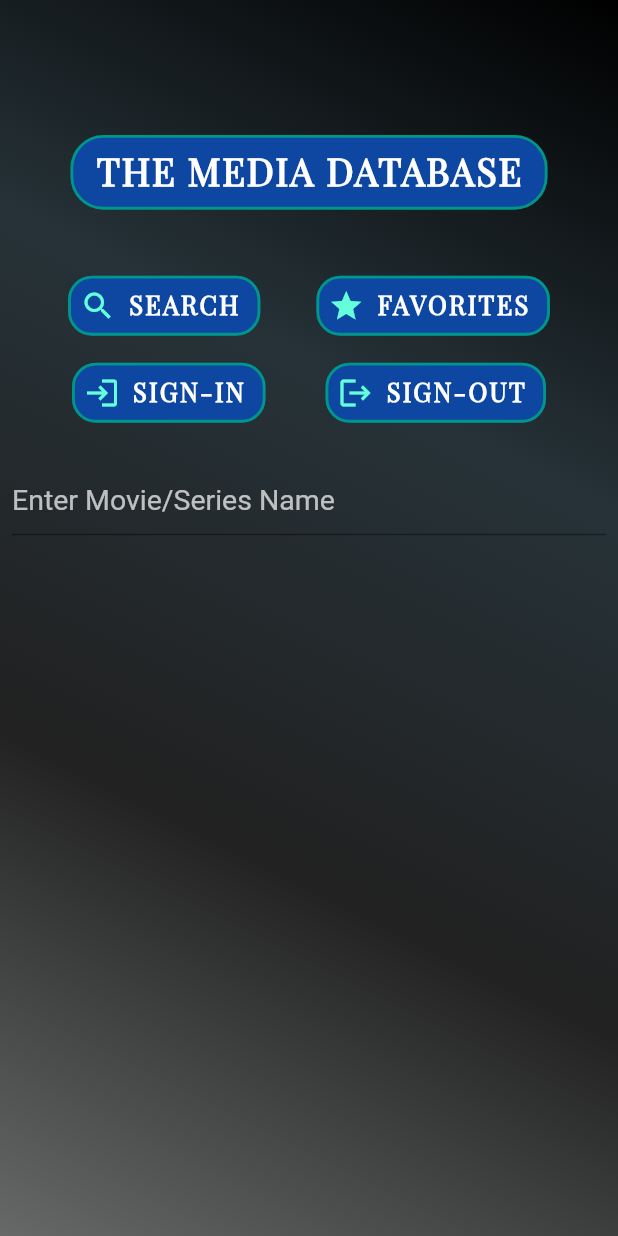
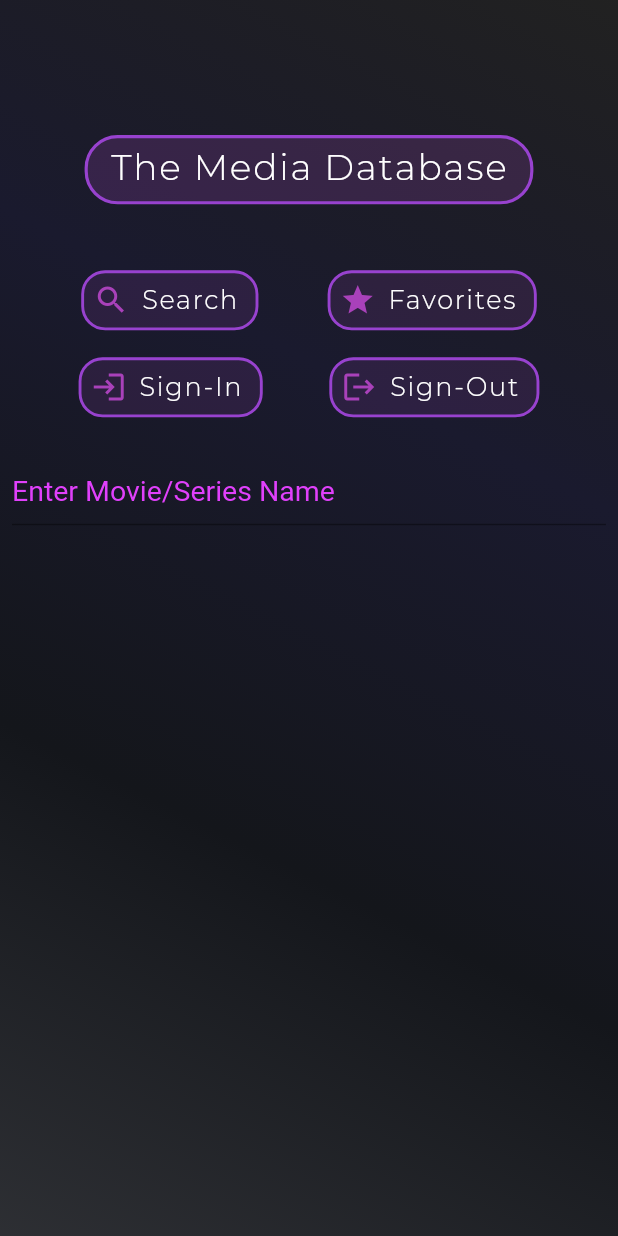
Before and after one commit to srijan2002/Media-Database, a Flutter app: the screen it shows after launch, on a phone screen of 412 x 824 dp. Run offline on Flutter 3.47's test engine with Material 2 defaults, Android fonts, the phone set to English and light mode, and no system bars; our stand-ins replace cloud_firestore, firebase_auth, flutter_spinkit, google_sign_in; accounts and stored records are empty.

Commit message:
updated screens

```diff
--- a/lib/main.dart
+++ b/lib/main.dart
@@ -107,8 +107,9 @@ class _HomeState extends State<Home> {
           gradient:LinearGradient(
               begin: Alignment.bottomLeft,
               end: Alignment.topRight,
-              colors: [Color(0xA91C1F1F), Colors.grey[900], Colors.blueGrey[900], Colors.black])
+              colors: [Color(0xFF14161B).withOpacity(0.89), Color(0xFF14161B), Color(0xFF1A1A2E), Colors.black87]),
         ),
+
         child: Padding(
             padding: const EdgeInsets.fromLTRB(8,90,8,0),
             child: Column(
@@ -116,18 +117,18 @@ class _HomeState extends State<Home> {
                 Container(
                   child: Container(
                     decoration: BoxDecoration(
-                      color: Colors.blue[900],
+                      color: Color(0xFFD458F2).withOpacity(0.15),
                       borderRadius: BorderRadius.circular(22.0),
-                     border: Border.all(width: 1.9,color: Colors.teal[500])
+                     border: Border.all(width: 2.1,color: Color(0xFF9842CF))
                     ),
                     child: Padding(
                       padding: const EdgeInsets.fromLTRB(15, 5, 15, 8),
                       child: Text(
-                        "THE MEDIA DATABASE",
+                        "The Media Database",
                         style: TextStyle(
-                            fontSize: 25,
-                            fontFamily: 'Playfair',
-                            fontWeight: FontWeight.bold,
+                            fontSize: 24,
+                            fontFamily: 'Mont',
+                            fontWeight: FontWeight.w400,
                             color: Colors.white,
                             letterSpacing: 1.2
                         ),
@@ -161,7 +162,7 @@ class _HomeState extends State<Home> {
                                             "PLEASE SIGN-IN FIRST !",
                                           style: TextStyle(
                                             fontSize: 17.0,
-                                            fontFamily: 'Playfair',
+                                            fontFamily: 'Mont',
                                             fontWeight: FontWeight.bold,
                                             letterSpacing: 1.5,
                                             color: Colors.black45
@@ -183,24 +184,24 @@ class _HomeState extends State<Home> {
 
                           icon: Icon(
                               Icons.search,
-                            color: Colors.tealAccent,
+                            color: Color(0xFFA941BA),
                           ),
                         style: ButtonStyle(
-                         backgroundColor: MaterialStateProperty.all(Colors.blue[900]),
+                         backgroundColor: MaterialStateProperty.all(Color(0xFFD458F2).withOpacity(0.1)),
                           shape: MaterialStateProperty.all<RoundedRectangleBorder>(
                             RoundedRectangleBorder(
                               borderRadius: BorderRadius.circular(16.0),
-                                side: BorderSide(color:Colors.teal,
+                                side: BorderSide(color:Color(0xFF9842CF),
                                     width: 1.9)
                             )
                           )
                         ),
                           label: Text(
-                            "SEARCH ",
+                            "Search ",
                             style: TextStyle(
-                                fontFamily: 'Playfair',
-                                fontWeight: FontWeight.bold,
-                                letterSpacing: 1.5,
+                                fontFamily: 'Mont',
+                                fontWeight: FontWeight.w400,
+                                letterSpacing: 1.2,
                                 fontSize: 17.0,
                                 color: Colors.white
 
@@ -245,26 +246,26 @@ class _HomeState extends State<Home> {
                           }
                         },
                         style: ButtonStyle(
-                            backgroundColor: MaterialStateProperty.all(Colors.blue[900]),
+                            backgroundColor: MaterialStateProperty.all(Color(0xFFD458F2).withOpacity(0.1)),
                             shape: MaterialStateProperty.all<RoundedRectangleBorder>(
                                 RoundedRectangleBorder(
                                     borderRadius: BorderRadius.circular(16.0),
-                                    side: BorderSide(color:Colors.teal,
+                                    side: BorderSide(color: Color(0xFF9842CF),
                                         width: 1.9)
                                 )
                             )
                         ),
                         icon: Icon(
                             Icons.star,
-                          color: Colors.tealAccent,
+                          color: Color(0xFFA941BA),
 
                         ),
                         label: Text(
-                          "FAVORITES ",
+                          "Favorites ",
                           style: TextStyle(
-                              fontFamily: 'Playfair',
-                              fontWeight: FontWeight.bold,
-                              letterSpacing: 1.5,
+                              fontFamily: 'Mont',
+                              fontWeight: FontWeight.w400,
+                              letterSpacing: 1.2,
                               fontSize: 17.0,
                               color: Colors.white
                           ),
@@ -285,24 +286,24 @@ class _HomeState extends State<Home> {
                            _login(T);
                        },
                        icon: Icon(Icons.login_outlined,
-                         color: Colors.tealAccent,),
+                         color: Color(0xFFA941BA),),
                        style: ButtonStyle(
-                           backgroundColor: MaterialStateProperty.all(Colors.blue[900]),
+                           backgroundColor: MaterialStateProperty.all(Color(0xFFD458F2).withOpacity(0.1)),
                            shape: MaterialStateProperty.all<RoundedRectangleBorder>(
                                RoundedRectangleBorder(
                                    borderRadius: BorderRadius.circular(16.0),
-                                   side: BorderSide(color:Colors.teal,
+                                   side: BorderSide(color: Color(0xFF9842CF),
                                        width: 1.9)
                                )
                            )
                        ),
                        label: Text(
-                           "SIGN-IN ",
+                           "Sign-In ",
                          style: TextStyle(
-                           fontWeight: FontWeight.bold,
+                           fontWeight: FontWeight.w400,
                            fontSize: 17.0,
-                           letterSpacing: 1.5,
-                           fontFamily: 'Playfair',
+                           letterSpacing: 1.2,
+                           fontFamily: 'Mont',
                            color: Colors.white
 
                          ),
@@ -315,25 +316,25 @@ class _HomeState extends State<Home> {
                          _logout();
                        },
                        icon: Icon(Icons.logout,
-                         color: Colors.tealAccent,),
+                         color: Color(0xFFA941BA),),
                        style: ButtonStyle(
-                           backgroundColor: MaterialStateProperty.all(Colors.blue[900]),
+                           backgroundColor: MaterialStateProperty.all(Color(0xFFD458F2).withOpacity(0.1)),
                            shape: MaterialStateProperty.all<RoundedRectangleBorder>(
                                RoundedRectangleBorder(
                                    borderRadius: BorderRadius.circular(16.0),
-                                 side: BorderSide(color:Colors.teal,
+                                 side: BorderSide(color: Color(0xFF9842CF),
                                  width: 1.9
                                  )
                                )
                            )
                        ),
                        label: Text(
-                           "SIGN-OUT ",
+                           "Sign-Out ",
                          style: TextStyle(
-                             fontWeight: FontWeight.bold,
+                             fontWeight: FontWeight.w400,
                              fontSize: 17.0,
-                             letterSpacing: 1.5,
-                             fontFamily: 'Playfair',
+                             letterSpacing: 1.2,
+                             fontFamily: 'Mont',
                              color: Colors.white
                          ),
                        ),
@@ -348,16 +349,16 @@ class _HomeState extends State<Home> {
                   decoration: InputDecoration(
                   hintText: (t1.text=="")?"Enter Movie/Series Name":"" ,
                     hintStyle: Theme.of(context).textTheme.caption.copyWith(
-                      color: Colors.white70,
+                      color: Colors.purpleAccent,
                       fontSize: 19.0
                     )
                   ),
                   controller: t1,
                   style: TextStyle(
                       fontSize: 20.0,
-                      fontFamily: 'Playfair',
-                      fontWeight: FontWeight.bold,
-                      color: Color(0xFF61E8F5),
+                      fontFamily: 'Mont',
+                      fontWeight: FontWeight.w400,
+                      color: Colors.purpleAccent,
                       letterSpacing: 1.8,
                   ),
                 )
--- a/pubspec.yaml
+++ b/pubspec.yaml
@@ -68,9 +68,9 @@ flutter:
   # list giving the asset and other descriptors for the font. For
   # example:
   fonts:
-    - family: Playfair
+    - family: Mont
       fonts:
-        - asset: fonts/PlayfairDisplay-Regular.ttf
+        - asset: fonts/Montserrat-Light.ttf
   #       - asset: fonts/Schyler-Italic.ttf
   #         style: italic
   #   - family: Trajan Pro
```
Also changed, not shown: fonts/Montserrat-Light.ttf (added).
